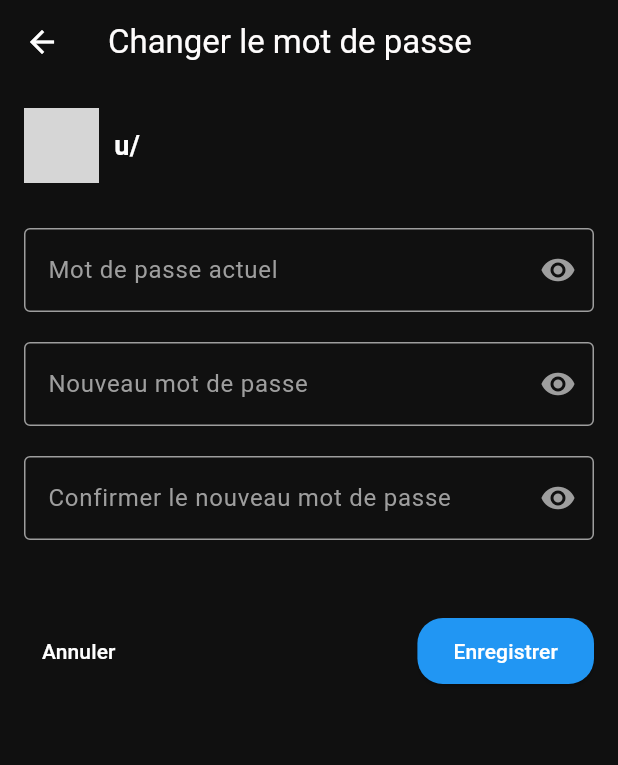
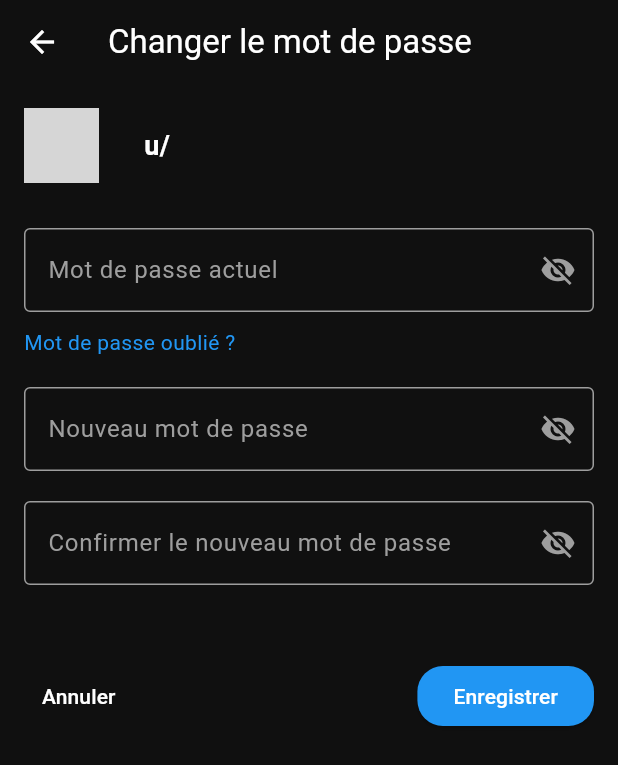
Before and after one commit to hadilhamdi01/ITeamHubFront, a Flutter app: the EditPass screen opened directly with empty values, on a phone screen of 412 x 824 dp. Shown: the top 765 px of the screen. Run offline on Flutter 3.47's test engine with Material 3 defaults, Android fonts, the phone set to English and light mode, and no system bars; our stand-ins replace flutter_secure_storage, image_picker, shared_preferences, smooth_page_indicator; accounts and stored records are empty; grey boxes are pictures that could not be loaded.

Commit message:
edit pass

```diff
--- a/lib/editPassword.dart
+++ b/lib/editPassword.dart
@@ -1,12 +1,13 @@
 import 'dart:convert';
 import 'package:flutter/material.dart';
 import 'package:http/http.dart' as http;
+import 'package:shared_preferences/shared_preferences.dart';
 
 class EditPass extends StatefulWidget {
-  const EditPass({Key? key, required this.userData, required this.authToken}) : super(key: key);
+  const EditPass({Key? key, required this.userData, required this.onLogout}) : super(key: key);
 
   final Map<String, dynamic> userData;
-  final String authToken;
+  final VoidCallback onLogout;
 
   @override
   _EditPassState createState() => _EditPassState();
@@ -16,18 +17,38 @@ class _EditPassState extends State<EditPass> {
   final _oldPasswordController = TextEditingController();
   final _newPasswordController = TextEditingController();
   final _confirmPasswordController = TextEditingController();
-
   bool _isLoading = false;
   String? _errorMessage;
+  String? _successMessage;
+  bool _obscureOldPassword = true;
+  bool _obscureNewPassword = true;
+  bool _obscureConfirmPassword = true;
+
+  Future<String> getTokenFromStorage() async {
+    final prefs = await SharedPreferences.getInstance();
+    return prefs.getString('token') ?? '';
+  }
 
   Future<void> _updatePassword() async {
-    final oldPassword = _oldPasswordController.text;
-    final newPassword = _newPasswordController.text;
-    final confirmPassword = _confirmPasswordController.text;
+    if (_oldPasswordController.text.isEmpty ||
+        _newPasswordController.text.isEmpty ||
+        _confirmPasswordController.text.isEmpty) {
+      setState(() {
+        _errorMessage = 'Veuillez remplir tous les champs.';
+      });
+      return;
+    }
 
-    if (newPassword != confirmPassword) {
+    if (_newPasswordController.text.length < 6) {
       setState(() {
-        _errorMessage = 'Les mots de passe ne correspondent pas.';
+        _errorMessage = 'Le nouveau mot de passe doit contenir au moins 6 caractères.';
+      });
+      return;
+    }
+
+    if (_newPasswordController.text != _confirmPasswordController.text) {
+      setState(() {
+        _errorMessage = 'Les nouveaux mots de passe ne correspondent pas.';
       });
       return;
     }
@@ -35,34 +56,57 @@ class _EditPassState extends State<EditPass> {
     setState(() {
       _isLoading = true;
       _errorMessage = null;
+      _successMessage = null;
     });
 
     try {
+      String token = await getTokenFromStorage();
+
+      if (token.isEmpty) {
+        setState(() {
+          _errorMessage = 'Token introuvable. Veuillez vous reconnecter.';
+          _isLoading = false;
+        });
+        widget.onLogout();
+        return;
+      }
+
       final response = await http.put(
         Uri.parse('http://192.168.14.50:3000/update-password'),
         headers: {
-          'Authorization': 'Bearer ${widget.authToken}',
           'Content-Type': 'application/json',
+          'Authorization': 'Bearer $token',
         },
         body: jsonEncode({
-          'oldPassword': oldPassword,
-          'newPassword': newPassword,
+          'oldPassword': _oldPasswordController.text,
+          'newPassword': _newPasswordController.text,
         }),
       );
 
       if (response.statusCode == 200) {
         setState(() {
-          _errorMessage = 'Mot de passe modifié avec succès.';
+          _successMessage = 'Mot de passe modifié avec succès.';
+          _oldPasswordController.clear();
+          _newPasswordController.clear();
+          _confirmPasswordController.clear();
         });
+        Future.delayed(const Duration(seconds: 2), () {
+          Navigator.pop(context);
+        });
+      } else if (response.statusCode == 403) {
+        setState(() {
+          _errorMessage = 'Session expirée. Veuillez vous reconnecter.';
+        });
+        widget.onLogout();
       } else {
-        final data = jsonDecode(response.body);
+        final data = json.decode(response.body);
         setState(() {
-          _errorMessage = data['message'] ?? 'Erreur lors de la modification.';
+          _errorMessage = data['message'] ?? 'Une erreur s\'est produite.';
         });
       }
     } catch (e) {
       setState(() {
-        _errorMessage = 'Une erreur est survenue. Veuillez réessayer.';
+        _errorMessage = 'Erreur de connexion au serveur.';
       });
     } finally {
       setState(() {
@@ -79,12 +123,14 @@ class _EditPassState extends State<EditPass> {
         backgroundColor: const Color.fromARGB(255, 16, 16, 16),
         title: const Text(
           "Changer le mot de passe",
-          style: TextStyle(
-            color: Color.fromARGB(255, 254, 252, 252),
+          style: TextStyle(color: Colors.white),
+        ),
+        leading: IconButton(
+          icon: const Icon(Icons.arrow_back, color: Colors.white),
+          onPressed: () => Navigator.pop(context),
         ),
       ),
-      ),
-      body: Padding(
+      body: SingleChildScrollView(
         padding: const EdgeInsets.all(16.0),
         child: Column(
           crossAxisAlignment: CrossAxisAlignment.start,
@@ -96,7 +142,7 @@ class _EditPassState extends State<EditPass> {
                   backgroundColor: Colors.blue,
                   backgroundImage: AssetImage(widget.userData['avatar'] ?? ''),
                 ),
-                const SizedBox(width: 10),
+                const SizedBox(width: 30),
                 Text(
                   "u/${widget.userData['pseudo'] ?? 'Utilisateur'}",
                   style: const TextStyle(
@@ -108,87 +154,41 @@ class _EditPassState extends State<EditPass> {
               ],
             ),
             const SizedBox(height: 30),
+            ..._buildPasswordFields(),
             if (_errorMessage != null)
-              Padding(
-                padding: const EdgeInsets.only(bottom: 10),
-                child: Text(
+              Text(
                 _errorMessage!,
                 style: const TextStyle(color: Colors.red),
               ),
-              ),
-            TextField(
-              controller: _oldPasswordController,
-              style: const TextStyle(color: Colors.white),
-              obscureText: true,
-              decoration: const InputDecoration(
-                labelText: 'Mot de passe actuel',
-                labelStyle: TextStyle(color: Colors.grey),
-                suffixIcon: Icon(Icons.visibility, color: Colors.grey),
-                enabledBorder: OutlineInputBorder(
-                  borderSide: BorderSide(color: Colors.grey),
-                ),
-                focusedBorder: OutlineInputBorder(
-                  borderSide: BorderSide(color: Colors.blue),
-                ),
-              ),
-            ),
-            const SizedBox(height: 20),
-            TextField(
-              controller: _newPasswordController,
-              style: const TextStyle(color: Colors.white),
-              obscureText: true,
-              decoration: const InputDecoration(
-                labelText: 'Nouveau mot de passe',
-                labelStyle: TextStyle(color: Colors.grey),
-                suffixIcon: Icon(Icons.visibility, color: Colors.grey),
-                enabledBorder: OutlineInputBorder(
-                  borderSide: BorderSide(color: Colors.grey),
-                ),
-                focusedBorder: OutlineInputBorder(
-                  borderSide: BorderSide(color: Colors.blue),
-                ),
-              ),
-            ),
-            const SizedBox(height: 20),
-            TextField(
-              controller: _confirmPasswordController,
-              style: const TextStyle(color: Colors.white),
-              obscureText: true,
-              decoration: const InputDecoration(
-                labelText: 'Confirmer le nouveau mot de passe',
-                labelStyle: TextStyle(color: Colors.grey),
-                suffixIcon: Icon(Icons.visibility, color: Colors.grey),
-                enabledBorder: OutlineInputBorder(
-                  borderSide: BorderSide(color: Colors.grey),
-                ),
-                focusedBorder: OutlineInputBorder(
-                  borderSide: BorderSide(color: Colors.blue),
-                ),
-              ),
+            if (_successMessage != null)
+              Text(
+                _successMessage!,
+                style: const TextStyle(color: Colors.green),
               ),
             const SizedBox(height: 50),
-            Row(
+            _isLoading
+                ? const Center(child: CircularProgressIndicator())
+                : Row(
                     mainAxisAlignment: MainAxisAlignment.spaceBetween,
                     children: [
                       TextButton(
-                  onPressed: () => Navigator.of(context).pop(),
+                        onPressed: () {
+                          Navigator.pop(context);
+                        },
                         child: const Text(
                           'Annuler',
                           style: TextStyle(color: Colors.white),
                         ),
                       ),
                       ElevatedButton(
-                  onPressed: _isLoading ? null : _updatePassword,
+                        onPressed: _updatePassword,
                         style: ElevatedButton.styleFrom(
                           backgroundColor: Colors.blue,
                           shape: RoundedRectangleBorder(
                             borderRadius: BorderRadius.circular(17),
                           ),
-                    padding: const EdgeInsets.symmetric(horizontal: 24, vertical: 12),
                         ),
-                  child: _isLoading
-                      ? const CircularProgressIndicator(color: Colors.white)
-                      : const Text(
+                        child: const Text(
                           'Enregistrer',
                           style: TextStyle(color: Colors.white),
                         ),
@@ -200,4 +200,61 @@ class _EditPassState extends State<EditPass> {
       ),
     );
   }
+
+  List<Widget> _buildPasswordFields() {
+    return [
+      _buildPasswordField('Mot de passe actuel', _oldPasswordController, _obscureOldPassword, () {
+        setState(() {
+          _obscureOldPassword = !_obscureOldPassword;
+        });
+      }),
+      const SizedBox(height: 10),
+            GestureDetector(
+              onTap: () {
+Navigator.pushNamed(context, '/password-reset');              },
+              child: const Text(
+                'Mot de passe oublié ?',
+                style: TextStyle(color: Colors.blue),
+              ),
+            ),
+      const SizedBox(height: 20),
+      _buildPasswordField('Nouveau mot de passe', _newPasswordController, _obscureNewPassword, () {
+        setState(() {
+          _obscureNewPassword = !_obscureNewPassword;
+        });
+      }),
+
+      const SizedBox(height: 20),
+      _buildPasswordField('Confirmer le nouveau mot de passe', _confirmPasswordController, _obscureConfirmPassword, () {
+        setState(() {
+          _obscureConfirmPassword = !_obscureConfirmPassword;
+        });
+      }),
+    ];
   }
+
+  Widget _buildPasswordField(String label, TextEditingController controller, bool obscureText, VoidCallback toggleVisibility) {
+    return TextField(
+      controller: controller,
+      style: const TextStyle(color: Colors.white),
+      obscureText: obscureText,
+      decoration: InputDecoration(
+        labelText: label,
+        labelStyle: const TextStyle(color: Colors.grey),
+        suffixIcon: IconButton(
+          icon: Icon(
+            obscureText ? Icons.visibility_off : Icons.visibility,
+            color: Colors.grey,
+          ),
+          onPressed: toggleVisibility,
+        ),
+        enabledBorder: const OutlineInputBorder(
+          borderSide: BorderSide(color: Colors.grey),
+        ),
+        focusedBorder: const OutlineInputBorder(
+          borderSide: BorderSide(color: Colors.blue),
+        ),
+      ),
+    );
+  }
+}
```
Also changed, not shown: lib/auth_service.dart (+16 -0 lines), lib/avatarEdit.dart (added, +117 -0 lines), lib/param.dart (+24 -3 lines). Lines whose indentation alone changed are shown as unchanged.
